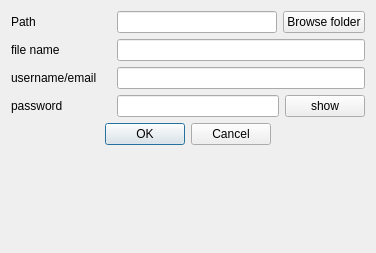
The window that src/UI/newFile.ui (PandaGamersHDNL/LocoPass) describes before a commit, drawn with Qt 5.
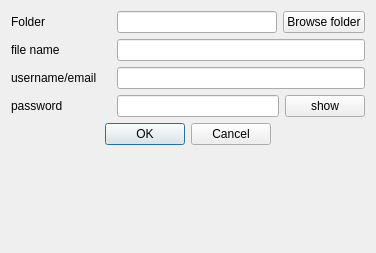
The same window after the commit.

```diff
--- a/src/UI/newFile.ui
+++ b/src/UI/newFile.ui
@@ -33,7 +33,7 @@
           </size>
          </property>
          <property name="text">
-          <string>Path</string>
+          <string>Folder</string>
          </property>
          <property name="margin">
           <number>5</number>
```
